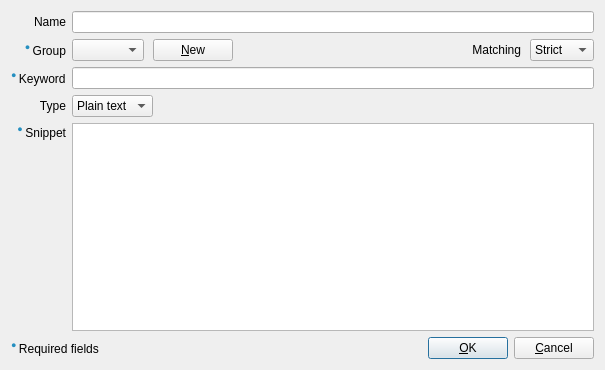
xmichelo/Beeftext, file Beeftext/Combo/ComboDialog.ui: the form before one commit.
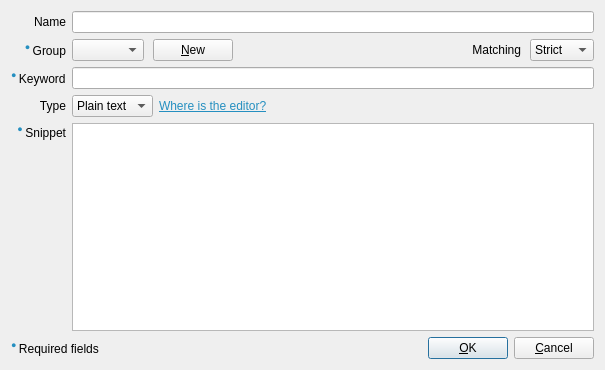
The form after the commit. Custom widgets are drawn as their Qt base class.

Commit message: Tweaked the interface of the combo editor dialog.

The edit to the form file:
```diff
--- a/Beeftext/Combo/ComboDialog.ui
+++ b/Beeftext/Combo/ComboDialog.ui
@@ -160,6 +160,16 @@
          </item>
         </widget>
        </item>
+       <item>
+        <widget class="QLabel" name="labelEditor">
+         <property name="text">
+          <string>&lt;html&gt;&lt;head/&gt;&lt;body&gt;&lt;p&gt;&lt;a href=&quot;https://github.com/xmichelo/Beeftext/wiki/Rich-Text&quot;&gt;&lt;span style=&quot; text-decoration: underline; color:#258fc0;&quot;&gt;Where is the editor?&lt;/span&gt;&lt;/a&gt;&lt;/p&gt;&lt;/body&gt;&lt;/html&gt;</string>
+         </property>
+         <property name="openExternalLinks">
+          <bool>true</bool>
+         </property>
+        </widget>
+       </item>
        <item>
         <spacer name="horizontalSpacer">
          <property name="orientation">
```
Left out of the diff: 3 changed lines with no effect on the pictures. The commit also changes 2 other files.
